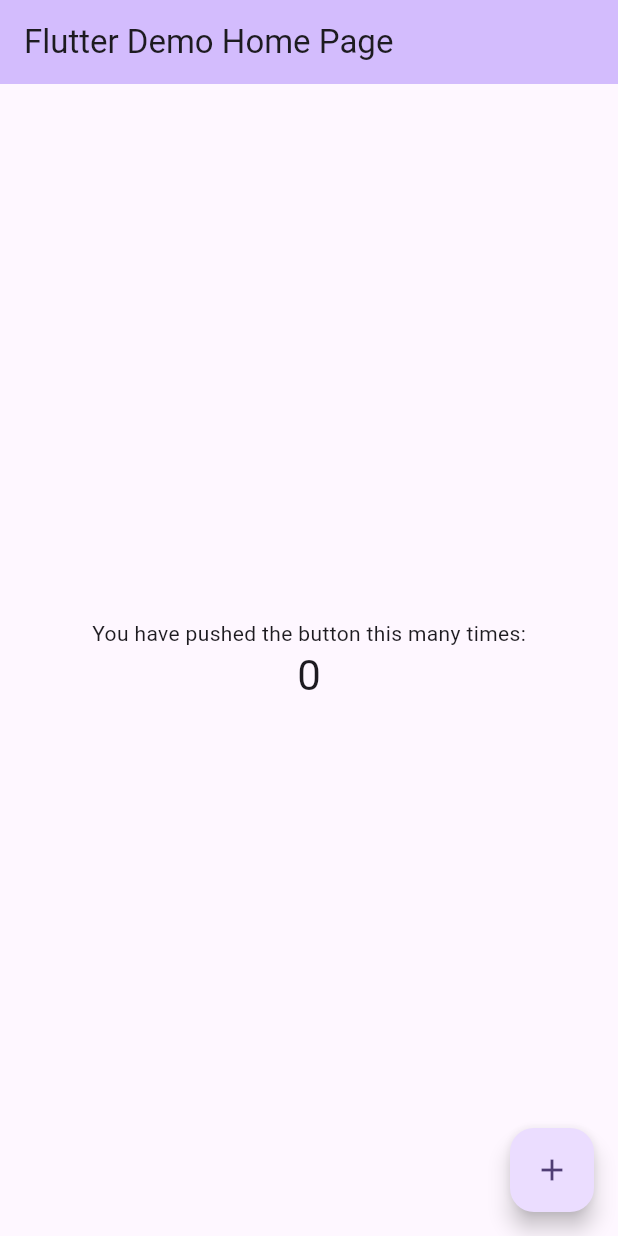
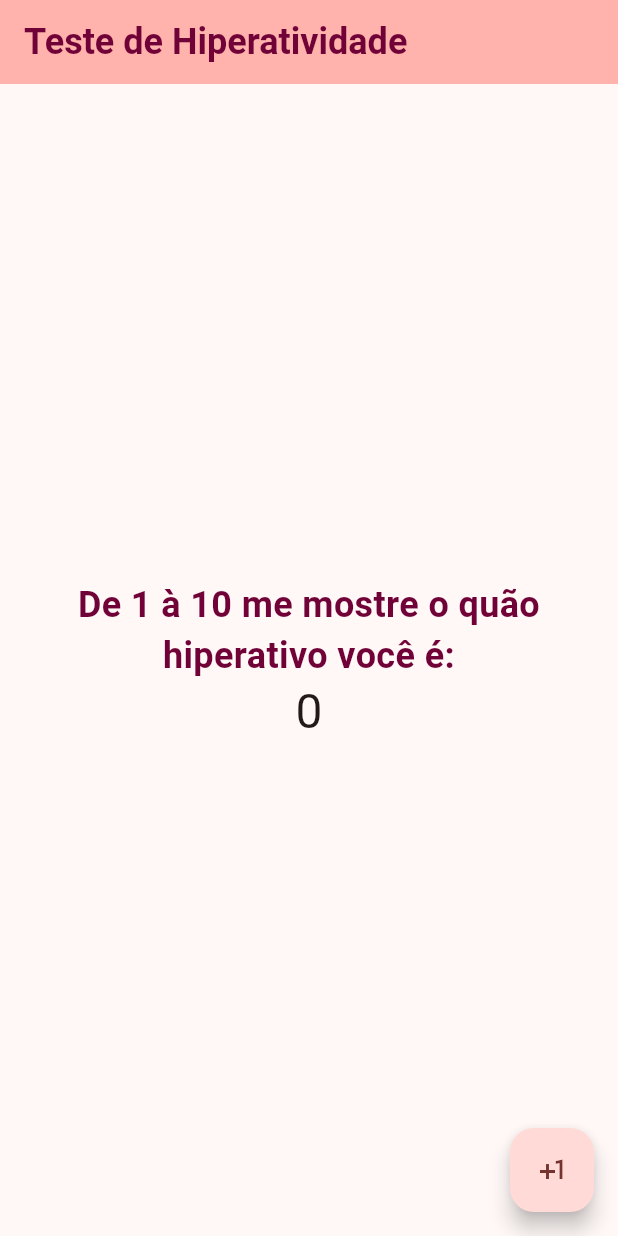
Before and after one commit to SamaraNinahuaman/primeiroappflutter, a Flutter app: the screen it shows after launch, on a phone screen of 412 x 824 dp. Run offline on Flutter 3.47's test engine with Material 2 defaults, Android fonts, the phone set to English and light mode, and no system bars.

Commit message:
Texto, cores e icon alterados

```diff
--- a/lib/main.dart
+++ b/lib/main.dart
@@ -28,7 +28,7 @@ class MyApp extends StatelessWidget {
         //
         // This works for code too, not just values: Most code changes can be
         // tested with just a hot reload.
-        colorScheme: ColorScheme.fromSeed(seedColor: Colors.deepPurple),
+        colorScheme: ColorScheme.fromSeed(seedColor: const Color.fromARGB(255, 185, 7, 25)),
         useMaterial3: true,
       ),
       home: const MyHomePage(title: 'Flutter Demo Home Page'),
@@ -84,7 +84,9 @@ class _MyHomePageState extends State<MyHomePage> {
         backgroundColor: Theme.of(context).colorScheme.inversePrimary,
         // Here we take the value from the MyHomePage object that was created by
         // the App.build method, and use it to set our appbar title.
-        title: Text(widget.title),
+        title: const Text('Teste de Hiperatividade',
+        style: TextStyle(color: Color.fromARGB(255, 112, 2, 55), fontSize: 24, fontWeight: FontWeight.bold),
+        ),
       ),
       body: Center(
         // Center is a layout widget. It takes a single child and positions it
@@ -106,11 +108,12 @@ class _MyHomePageState extends State<MyHomePage> {
           mainAxisAlignment: MainAxisAlignment.center,
           children: <Widget>[
             const Text(
-              'You have pushed the button this many times:',
+              'De 1 à 10 me mostre o quão hiperativo você é:',
+              style: TextStyle(color: Color.fromARGB(255, 112, 2, 55), fontSize: 24, fontWeight: FontWeight.bold), textAlign:TextAlign.center,
             ),
             Text(
               '$_counter',
-              style: Theme.of(context).textTheme.headlineMedium,
+              style: Theme.of(context).textTheme.headlineLarge,
             ),
           ],
         ),
@@ -118,7 +121,7 @@ class _MyHomePageState extends State<MyHomePage> {
       floatingActionButton: FloatingActionButton(
         onPressed: _incrementCounter,
         tooltip: 'Increment',
-        child: const Icon(Icons.add),
+        child: const Icon(Icons.plus_one),
       ), // This trailing comma makes auto-formatting nicer for build methods.
     );
   }
```
